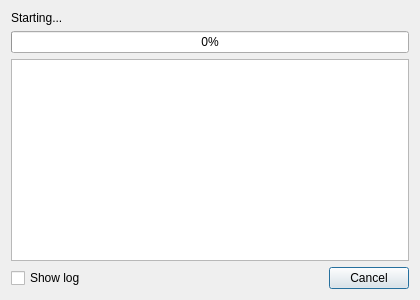
Qt form dialogs/ui/progress_dialog.ui (lbdudc/qgispublisher) before a commit.
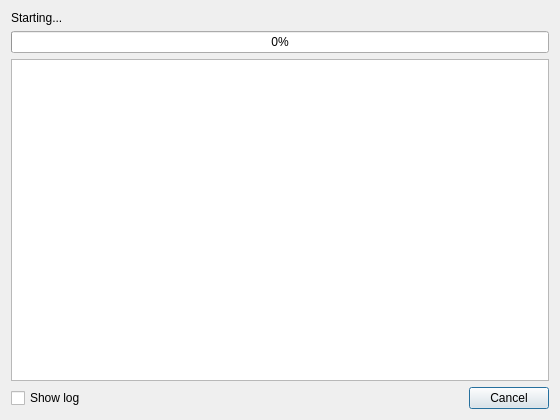
The same form after that commit.

```diff
--- a/dialogs/ui/progress_dialog.ui
+++ b/dialogs/ui/progress_dialog.ui
@@ -6,14 +6,14 @@
    <rect>
     <x>0</x>
     <y>0</y>
-    <width>420</width>
-    <height>300</height>
+    <width>560</width>
+    <height>420</height>
    </rect>
   </property>
   <property name="minimumSize">
    <size>
-    <width>420</width>
-    <height>260</height>
+    <width>480</width>
+    <height>320</height>
    </size>
   </property>
   <property name="windowTitle">
```
